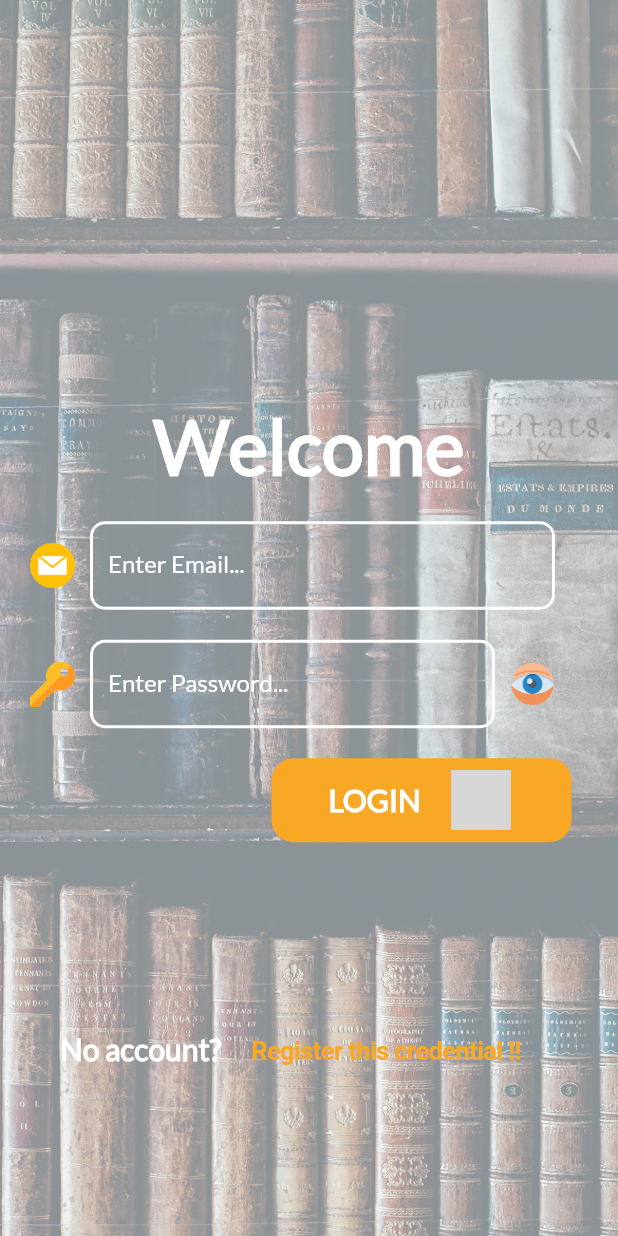
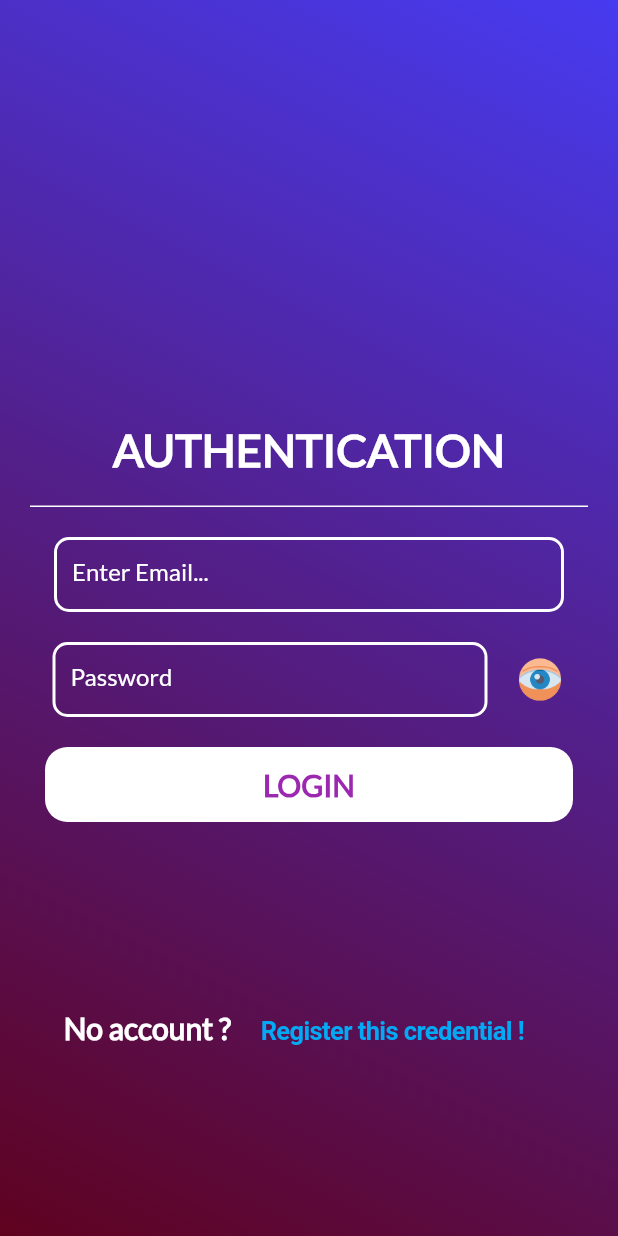
Before and after one commit to KeemoKimo/library_app, a Flutter app: the screen it shows after launch, on a phone screen of 412 x 824 dp. Run offline on Flutter 3.47's test engine with Material 2 defaults, Android fonts, the phone set to English and light mode, and no system bars; drawn by our look-alikes of animated_text_kit; our stand-ins replace cloud_firestore, country_picker, file_picker, firebase_auth, firebase_core, firebase_storage and 2 more; accounts and stored records are empty; grey boxes are pictures that could not be loaded.

Commit message:
Revamped Login Page + Transitions
Login page now gets a new background color and UI overall with less stuff going on, and it feels more simple.

The button once they are pressed also load to a new page with a nice transition thanks to the help of the "PageTransition" depedency.

```diff
--- a/lib/BookInfo.dart
+++ b/lib/BookInfo.dart
@@ -162,7 +162,7 @@ class _BookInfoState extends State<BookInfo> {
                         if (!snapshot.hasData) {
                           return Center(
                             child: CircularProgressIndicator(
-                              color: Colors.black,
+                              backgroundColor: Colors.black,
                             ),
                           );
                         }
--- a/lib/InfoPages/allBooks.dart
+++ b/lib/InfoPages/allBooks.dart
@@ -189,7 +189,7 @@ class _AllBooksPageState extends State<AllBooksPage> {
                   if (!snapshot.hasData) {
                     return Center(
                       child: CircularProgressIndicator(
-                        color: Colors.black,
+                        backgroundColor: Colors.black,
                       ),
                     );
                   }
--- a/lib/InfoPages/all_favourites.dart
+++ b/lib/InfoPages/all_favourites.dart
@@ -191,7 +191,7 @@ class _AllFavouritesPageState extends State<AllFavouritesPage> {
                   if (!snapshot.hasData) {
                     return Center(
                       child: CircularProgressIndicator(
-                        color: Colors.black,
+                        backgroundColor: Colors.black,
                       ),
                     );
                   }
--- a/lib/categoryPages/biography.dart
+++ b/lib/categoryPages/biography.dart
@@ -169,7 +169,7 @@ class _BiographyPageState extends State<BiographyPage> {
                       child: Container(
                           color: Colors.red,
                           child: CircularProgressIndicator(
-                            color: Colors.white,
+                            backgroundColor: Colors.white,
                           )),
                     );
                   }
--- a/lib/categoryPages/comic.dart
+++ b/lib/categoryPages/comic.dart
@@ -169,7 +169,7 @@ class _ComicPageState extends State<ComicPage> {
                       child: Container(
                           color: Colors.red,
                           child: CircularProgressIndicator(
-                            color: Colors.white,
+                            backgroundColor: Colors.white,
                           )),
                     );
                   }
--- a/lib/categoryPages/design.dart
+++ b/lib/categoryPages/design.dart
@@ -169,7 +169,7 @@ class _DesignPageState extends State<DesignPage> {
                       child: Container(
                           color: Colors.red,
                           child: CircularProgressIndicator(
-                            color: Colors.white,
+                            backgroundColor: Colors.white,
                           )),
                     );
                   }
--- a/lib/categoryPages/fiction.dart
+++ b/lib/categoryPages/fiction.dart
@@ -164,7 +164,7 @@ class _fictionPageState extends State<fictionPage> {
                       child: Container(
                           color: Colors.red,
                           child: CircularProgressIndicator(
-                            color: Colors.white,
+                            backgroundColor: Colors.white,
                           )),
                     );
                   }
--- a/lib/categoryPages/historical.dart
+++ b/lib/categoryPages/historical.dart
@@ -162,7 +162,7 @@ class _HistoricalPageState extends State<HistoricalPage> {
                       child: Container(
                           color: Colors.red,
                           child: CircularProgressIndicator(
-                            color: Colors.white,
+                            backgroundColor: Colors.white,
                           )),
                     );
                   }
--- a/lib/categoryPages/non_fiction.dart
+++ b/lib/categoryPages/non_fiction.dart
@@ -172,7 +172,7 @@ class _Non_Fiction_PageState extends State<Non_Fiction_Page> {
                       child: Container(
                           color: Colors.red,
                           child: CircularProgressIndicator(
-                            color: Colors.white,
+                            backgroundColor: Colors.white,
                           )),
                     );
                   }
--- a/lib/categoryPages/philosophy.dart
+++ b/lib/categoryPages/philosophy.dart
@@ -162,7 +162,7 @@ class _PhilosophyPageState extends State<PhilosophyPage> {
                       child: Container(
                           color: Colors.red,
                           child: CircularProgressIndicator(
-                            color: Colors.white,
+                            backgroundColor: Colors.white,
                           )),
                     );
                   }
--- a/lib/categoryPages/sci_fi.dart
+++ b/lib/categoryPages/sci_fi.dart
@@ -169,7 +169,7 @@ class _SciFiPageState extends State<SciFiPage> {
                       child: Container(
                           color: Colors.red,
                           child: CircularProgressIndicator(
-                            color: Colors.white,
+                            backgroundColor: Colors.white,
                           )),
                     );
                   }
--- a/lib/main.dart
+++ b/lib/main.dart
@@ -1,4 +1,3 @@
-import 'package:animated_text_kit/animated_text_kit.dart';
 import 'package:flutter/cupertino.dart';
 import 'package:flutter/material.dart';
 import 'package:firebase_core/firebase_core.dart';
@@ -9,9 +8,11 @@ import 'package:library_app/InfoPages/aboutUs.dart';
 import 'package:library_app/otherUserFiles/otherUsersBooks.dart';
 import 'package:library_app/otherUserFiles/otherUsersFavourites.dart';
 import 'package:library_app/otherUserInfo.dart';
+import 'package:page_transition/page_transition.dart';
 import 'HomeScreen.dart';
 import 'DatabaseSerivces.dart';
 
+//todo RUN APP
 void main() async {
   WidgetsFlutterBinding.ensureInitialized();
   await Firebase.initializeApp();
@@ -44,14 +45,16 @@ class LoginPage extends StatefulWidget {
   _LoginPageState createState() => _LoginPageState();
 }
 
+//todo MAIN DESIGN CLASS
 class _LoginPageState extends State<LoginPage> {
-  String email = '';
-  String password = '';
+  TextEditingController emailController = new TextEditingController();
+  TextEditingController passwordController = new TextEditingController();
   String? totalBooks = '';
   bool isObscure = true;
   final _formKey = GlobalKey<FormState>();
   FirebaseAuth auth = FirebaseAuth.instance;
 
+//!A function to make some custom alert pop up
   AlertDialog makeDialog(String details) {
     return AlertDialog(
       content: Column(
@@ -102,15 +105,18 @@ class _LoginPageState extends State<LoginPage> {
     );
   }
 
+//! MAIN BUILD METHOD
   @override
   Widget build(BuildContext context) {
     return Container(
       decoration: BoxDecoration(
-        image: DecorationImage(
-          image: AssetImage('assets/images/books.jpeg'),
-          colorFilter: new ColorFilter.mode(
-              Colors.black.withOpacity(0.5), BlendMode.dstATop),
-          fit: BoxFit.cover,
+        gradient: LinearGradient(
+          begin: Alignment.bottomLeft,
+          end: Alignment.topRight,
+          colors: [
+            Color(0xFF5F021F),
+            Color(0xFF473BF0),
+          ],
         ),
       ),
       child: Material(
@@ -119,56 +125,43 @@ class _LoginPageState extends State<LoginPage> {
           mainAxisAlignment: MainAxisAlignment.center,
           crossAxisAlignment: CrossAxisAlignment.center,
           children: [
+            //!Authentication label
             Container(
               margin: EdgeInsets.only(top: 170),
-              child: DefaultTextStyle(
-                style: const TextStyle(
-                  fontSize: 20.0,
-                ),
-                child: AnimatedTextKit(
-                  totalRepeatCount: 3,
-                  animatedTexts: [
-                    WavyAnimatedText(
-                      'Welcome',
-                      textStyle: TextStyle(
+              child: Text(
+                "AUTHENTICATION",
+                style: TextStyle(
+                  color: Colors.white,
+                  fontSize: 30,
                   fontWeight: FontWeight.bold,
-                        fontSize: 50,
-                        fontFamily: 'Lato',
-                      ),
-                    ),
-                  ],
-                  isRepeatingAnimation: true,
-                  onTap: () {
-                    print("Tap Event");
-                  },
                 ),
               ),
             ),
+            //!Divider
+            Container(
+              margin: const EdgeInsets.all(20.0),
+              child: Divider(
+                color: Colors.white,
+                height: 1,
+                thickness: 1,
+              ),
+            ),
+            //!The rest of the login form
             Container(
               child: Form(
                 key: _formKey,
                 child: Column(
                   children: [
-                    Row(
-                      children: [
-                        Container(
-                          margin: EdgeInsets.only(left: 20, top: 20),
-                          width: 30,
-                          height: 30,
-                          child: Image(
-                            fit: BoxFit.cover,
-                            image: AssetImage('assets/images/email-2.png'),
-                          ),
-                        ),
+                    //? EMAIL TEXT BOX
                     Container(
                       width: 340,
-                          margin: EdgeInsets.only(top: 20),
-                          padding: EdgeInsets.only(left: 10, right: 20),
+                      height: 50,
                       child: TextFormField(
+                        controller: emailController,
                         style: TextStyle(color: Colors.white),
                         decoration: InputDecoration(
-                              labelText: "Enter Email...",
-                              labelStyle: TextStyle(color: Colors.white),
+                          hintText: "Enter Email...",
+                          hintStyle: TextStyle(color: Colors.white),
                           enabledBorder: OutlineInputBorder(
                             borderRadius: BorderRadius.circular(10.0),
                             borderSide: BorderSide(
@@ -183,9 +176,6 @@ class _LoginPageState extends State<LoginPage> {
                             ),
                           ),
                         ),
-                            onChanged: (value) {
-                              email = value;
-                            },
                         validator: (value) {
                           if (value == null || value.isEmpty) {
                             return 'Please enter some text';
@@ -194,29 +184,20 @@ class _LoginPageState extends State<LoginPage> {
                         },
                       ),
                     ),
-                      ],
-                    ),
+                    //? PASSWORD TEXT BOX / ICON
                     Row(
                       children: [
                         Container(
-                          margin: EdgeInsets.only(left: 20, top: 20),
-                          width: 30,
-                          height: 30,
-                          child: Image(
-                            fit: BoxFit.cover,
-                            image: AssetImage('assets/images/password.png'),
-                          ),
-                        ),
-                        Container(
                           width: 290,
-                          margin: EdgeInsets.only(top: 20),
-                          padding: EdgeInsets.only(left: 10, right: 10),
+                          height: 50,
+                          margin: EdgeInsets.only(top: 20, left: 35),
                           child: TextFormField(
+                            controller: passwordController,
                             style: TextStyle(color: Colors.white),
                             obscureText: isObscure,
                             decoration: InputDecoration(
-                              labelText: "Enter Password...",
-                              labelStyle: TextStyle(color: Colors.white),
+                              hintText: "Password",
+                              hintStyle: TextStyle(color: Colors.white),
                               enabledBorder: OutlineInputBorder(
                                 borderRadius: BorderRadius.circular(10.0),
                                 borderSide: BorderSide(
@@ -231,9 +212,6 @@ class _LoginPageState extends State<LoginPage> {
                                 ),
                               ),
                             ),
-                            onChanged: (value) {
-                              password = value;
-                            },
                             validator: (value) {
                               if (value == null || value.isEmpty) {
                                 return 'Please enter some text';
@@ -253,7 +231,7 @@ class _LoginPageState extends State<LoginPage> {
                             });
                           },
                           child: Container(
-                            margin: EdgeInsets.only(top: 20),
+                            margin: EdgeInsets.only(top: 20, left: 20),
                             width: 30,
                             height: 30,
                             child: Image(
@@ -264,36 +242,25 @@ class _LoginPageState extends State<LoginPage> {
                         ),
                       ],
                     ),
+                    //? LOG IN BUTTON
                     Container(
-                      width: 200,
-                      margin: EdgeInsets.only(top: 20, left: 150),
+                      width: double.infinity,
+                      height: 50,
+                      margin: EdgeInsets.only(top: 20, left: 30, right: 30),
                       decoration: BoxDecoration(
-                        color: Colors.yellow[800],
+                        color: Colors.white,
                         borderRadius: BorderRadius.circular(15),
                       ),
                       child: TextButton(
-                        child: Row(
-                          children: [
-                            Container(
-                              padding: EdgeInsets.only(left: 30),
+                        child: Container(
                           child: Text(
                             'LOGIN',
                             style: TextStyle(
-                                  color: Colors.white,
+                              color: Colors.purple,
                               fontWeight: FontWeight.bold,
                               fontSize: 20,
                             ),
                           ),
-                            ),
-                            Container(
-                              margin: EdgeInsets.only(left: 20),
-                              width: 40,
-                              height: 40,
-                              child: Image(
-                                image: AssetImage('assets/images/login.png'),
-                              ),
-                            ),
-                          ],
                         ),
                         onPressed: () async {
                           if (_formKey.currentState!.validate()) {
@@ -308,12 +275,39 @@ class _LoginPageState extends State<LoginPage> {
                             );
                           }
                           try {
-                            UserCredential userCredential =
+                            if (emailController.text == "" ||
+                                passwordController.text == "") {
+                              showDialog(
+                                context: context,
+                                builder: (BuildContext context) {
+                                  return makeDialog(
+                                      'Please enter in your email and password!');
+                                },
+                              );
+                            } else if (emailController.text.contains('@') ==
+                                false) {
+                              showDialog(
+                                context: context,
+                                builder: (BuildContext context) {
+                                  return makeDialog(
+                                      'Please enter proper email!');
+                                },
+                              );
+                            } else {
                               await auth.signInWithEmailAndPassword(
-                                    email: email, password: password);
+                                  email: emailController.text,
+                                  password: passwordController.text);
                               print("Sign In Successful");
                               //this line is to make user go second screen
-                            Navigator.pushNamed(context, 'main');
+                              Navigator.push(
+                                context,
+                                PageTransition(
+                                  child: HomeScreen(),
+                                  type: PageTransitionType.rightToLeftWithFade,
+                                  duration: Duration(seconds: 3),
+                                ),
+                              );
+                            }
                           } on FirebaseAuthException catch (e) {
                             switch (e.code) {
                               case "invalid-email":
@@ -386,6 +380,14 @@ class _LoginPageState extends State<LoginPage> {
                                   },
                                 );
                             }
+                          } catch (e) {
+                            showDialog(
+                              context: context,
+                              builder: (BuildContext context) {
+                                return makeDialog(
+                                    'Something went wrong with this log in, please check it again!!!');
+                              },
+                            );
                           }
                         },
                       ),
@@ -393,12 +395,14 @@ class _LoginPageState extends State<LoginPage> {
                     SizedBox(
                       height: 100,
                     ),
+                    //? REGISTER ACCOUNT TEXT
                     Row(
+                      mainAxisAlignment: MainAxisAlignment.center,
                       children: [
                         Container(
-                          margin: EdgeInsets.only(top: 10, left: 40),
+                          margin: EdgeInsets.only(top: 10),
                           child: Text(
-                            "No account?",
+                            "No account ?",
                             style: TextStyle(
                               color: Colors.white,
                               fontSize: 20,
@@ -410,9 +414,9 @@ class _LoginPageState extends State<LoginPage> {
                           margin: EdgeInsets.only(top: 13),
                           child: CupertinoButton(
                             child: Text(
-                              'Register this credential !!',
+                              'Register this credential !',
                               style: TextStyle(
-                                color: Colors.yellow[800],
+                                color: Colors.lightBlue,
                                 fontWeight: FontWeight.bold,
                               ),
                             ),
@@ -431,14 +435,15 @@ class _LoginPageState extends State<LoginPage> {
                               try {
                                 UserCredential userCredential =
                                     await auth.createUserWithEmailAndPassword(
-                                        email: email, password: password);
+                                        email: emailController.text,
+                                        password: passwordController.text);
                                 print("USER CREATED !");
                                 await DatabaseServices(
                                         uid: userCredential.user!.uid)
                                     .updateUserData(
                                   'new_User',
                                   'age',
-                                  email,
+                                  emailController.text,
                                   'https://cdn.pixabay.com/photo/2015/10/05/22/37/blank-profile-picture-973460_1280.png',
                                   totalBooks!,
                                   'location',
@@ -453,7 +458,15 @@ class _LoginPageState extends State<LoginPage> {
                                   false,
                                 );
                                 //this line is to make user go second screen
-                                Navigator.pushNamed(context, 'main');
+                                Navigator.push(
+                                  context,
+                                  PageTransition(
+                                    child: HomeScreen(),
+                                    type:
+                                        PageTransitionType.leftToRightWithFade,
+                                    duration: Duration(seconds: 5),
+                                  ),
+                                );
                               } on FirebaseAuthException catch (e) {
                                 switch (e.code) {
                                   case 'weak-password':
--- a/lib/myAccount.dart
+++ b/lib/myAccount.dart
@@ -214,7 +214,7 @@ class _MyAccountPageState extends State<MyAccountPage> {
                       child: Container(
                         color: Colors.red,
                         child: CircularProgressIndicator(
-                          color: Colors.white,
+                          backgroundColor: Colors.white,
                         ),
                       ),
                     );
@@ -921,7 +921,7 @@ class _MyAccountPageState extends State<MyAccountPage> {
                                   child: Row(
                                     children: [
                                       Icon(
-                                        Icons.settings_accessibility,
+                                        Icons.settings,
                                         color: Colors.purple,
                                       ),
                                       Container(
--- a/lib/otherUserFiles/otherUsersBooks.dart
+++ b/lib/otherUserFiles/otherUsersBooks.dart
@@ -123,7 +123,7 @@ class _OtherUserBooksState extends State<OtherUserBooks> {
                   if (!snapshot.hasData) {
                     return Center(
                       child: CircularProgressIndicator(
-                        color: Colors.black,
+                        backgroundColor: Colors.black,
                       ),
                     );
                   }
--- a/lib/otherUserFiles/otherUsersFavourites.dart
+++ b/lib/otherUserFiles/otherUsersFavourites.dart
@@ -123,7 +123,7 @@ class _OtherUsersFavouritesState extends State<OtherUsersFavourites> {
                   if (!snapshot.hasData) {
                     return Center(
                       child: CircularProgressIndicator(
-                        color: Colors.black,
+                        backgroundColor: Colors.black,
                       ),
                     );
                   }
```
Also changed, not shown: lib/HomeScreen.dart (+6 -35 lines), pubspec.yaml (+11 -11 lines), pubspec.lock, 1 other file. Lines whose indentation alone changed are shown as unchanged.
